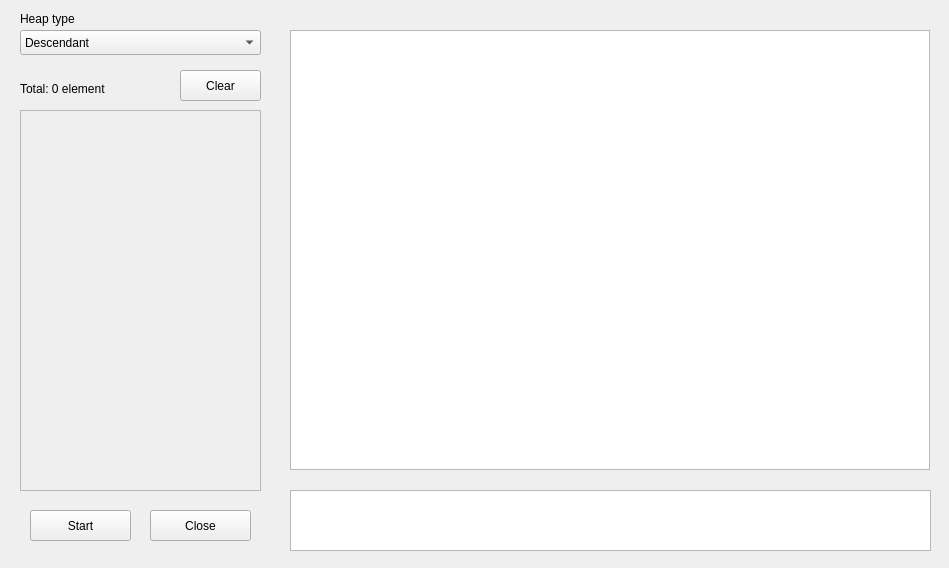
Old version of the form mainwindow.ui in the repository Rokamaku/HeapSortVisualizor.
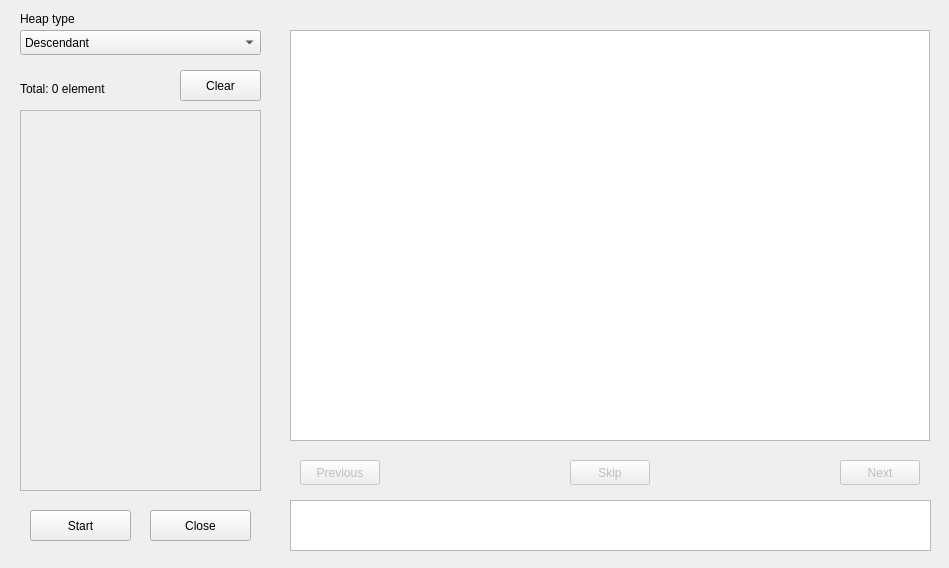
New version of the form.

```diff
--- a/mainwindow.ui
+++ b/mainwindow.ui
@@ -74,9 +74,9 @@
     <property name="geometry">
      <rect>
       <x>290</x>
-      <y>490</y>
+      <y>500</y>
       <width>641</width>
-      <height>61</height>
+      <height>51</height>
      </rect>
     </property>
     <property name="readOnly">
@@ -89,7 +89,7 @@
       <x>290</x>
       <y>30</y>
       <width>640</width>
-      <height>440</height>
+      <height>411</height>
      </rect>
     </property>
    </widget>
@@ -145,6 +145,54 @@
      <string>Start</string>
     </property>
    </widget>
+   <widget class="QPushButton" name="nextBtn">
+    <property name="enabled">
+     <bool>false</bool>
+    </property>
+    <property name="geometry">
+     <rect>
+      <x>840</x>
+      <y>460</y>
+      <width>80</width>
+      <height>25</height>
+     </rect>
+    </property>
+    <property name="text">
+     <string>Next</string>
+    </property>
+   </widget>
+   <widget class="QPushButton" name="prevBtn">
+    <property name="enabled">
+     <bool>false</bool>
+    </property>
+    <property name="geometry">
+     <rect>
+      <x>300</x>
+      <y>460</y>
+      <width>80</width>
+      <height>25</height>
+     </rect>
+    </property>
+    <property name="text">
+     <string>Previous</string>
+    </property>
+   </widget>
+   <widget class="QPushButton" name="skipBtn">
+    <property name="enabled">
+     <bool>false</bool>
+    </property>
+    <property name="geometry">
+     <rect>
+      <x>570</x>
+      <y>460</y>
+      <width>80</width>
+      <height>25</height>
+     </rect>
+    </property>
+    <property name="text">
+     <string>Skip</string>
+    </property>
+   </widget>
   </widget>
  </widget>
  <layoutdefault spacing="6" margin="11"/>
```
